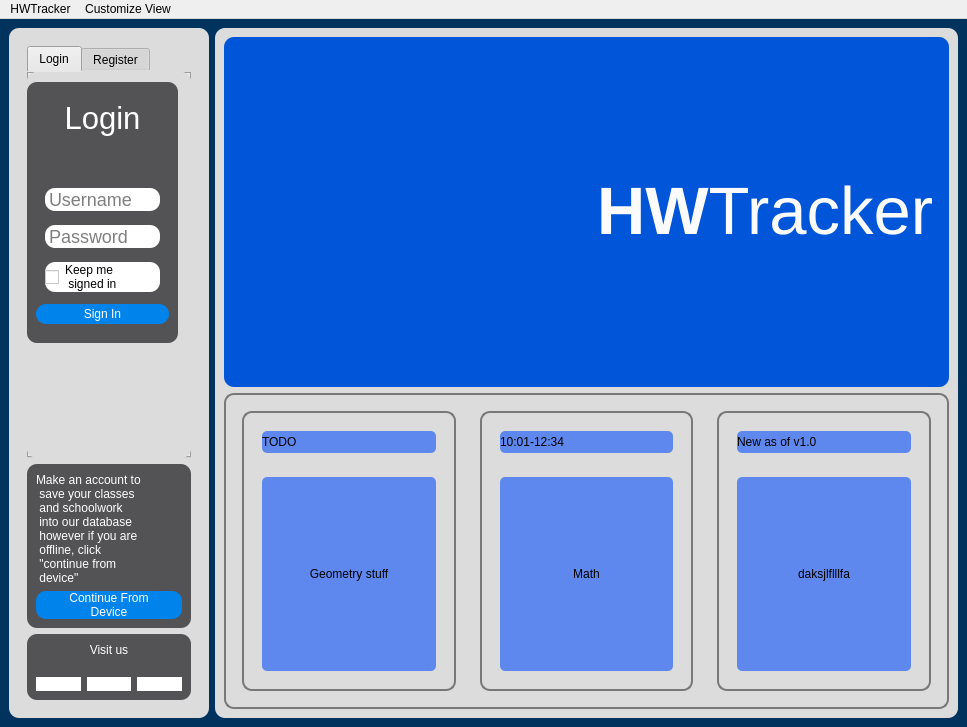
Above: uifiles/main.ui from weakunix/python_git before the change. Below: the same form after it.
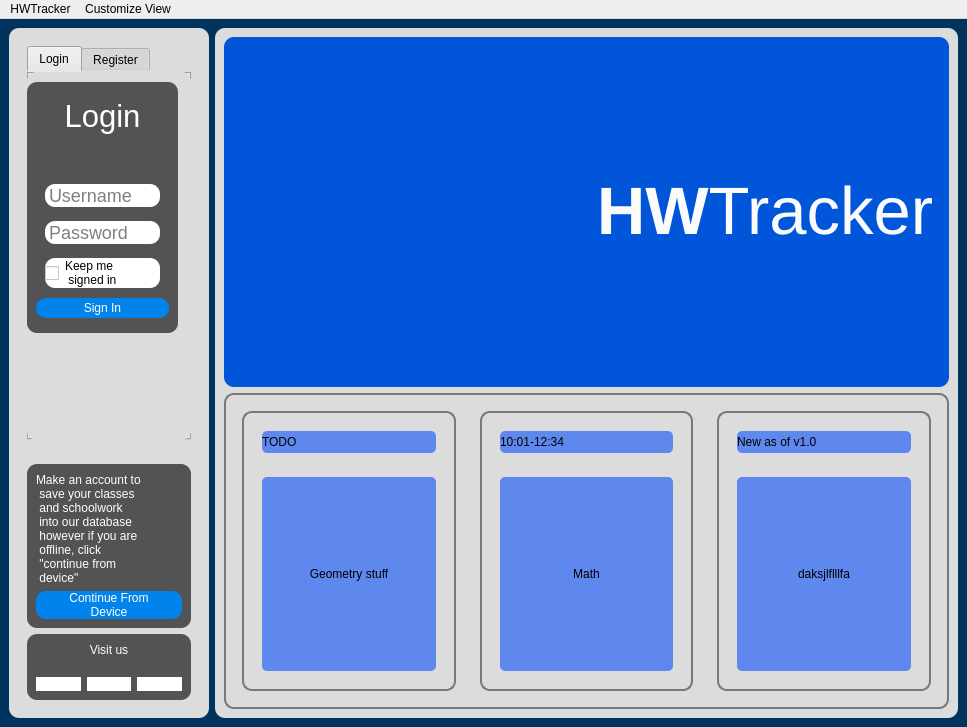
That is the form after the change. The open tabs and pages were chosen to show the change. Icons and pictures are not drawn.

Commit message: bugged file system gonnac ommit bc cant qmbo duirng class

Diff of the .ui file:
```diff
--- a/uifiles/main.ui
+++ b/uifiles/main.ui
@@ -77,9 +77,9 @@
 	color:rgb(255, 255, 255);
 }</string>
       </property>
-      <layout class="QVBoxLayout" name="verticalLayout_4">
+      <layout class="QVBoxLayout" name="verticalLayout_7">
        <item>
-        <widget class="QFrame" name="leftFrame">
+        <widget class="QFrame" name="changableFrame">
          <property name="frameShape">
           <enum>QFrame::StyledPanel</enum>
          </property>
@@ -102,7 +102,7 @@
                 <x>0</x>
                 <y>10</y>
                 <width>151</width>
-                <height>261</height>
+                <height>251</height>
                </rect>
               </property>
               <property name="minimumSize">
@@ -410,6 +410,18 @@
             </widget>
            </widget>
           </item>
+         </layout>
+        </widget>
+       </item>
+       <item>
+        <widget class="QFrame" name="staticFrame">
+         <property name="frameShape">
+          <enum>QFrame::StyledPanel</enum>
+         </property>
+         <property name="frameShadow">
+          <enum>QFrame::Raised</enum>
+         </property>
+         <layout class="QVBoxLayout" name="verticalLayout_4">
           <item>
            <widget class="QFrame" name="signinLocal">
             <property name="styleSheet">
```
Left out of the diff: 6 changed lines with no effect on the pictures. The commit also changes 4 other files.
